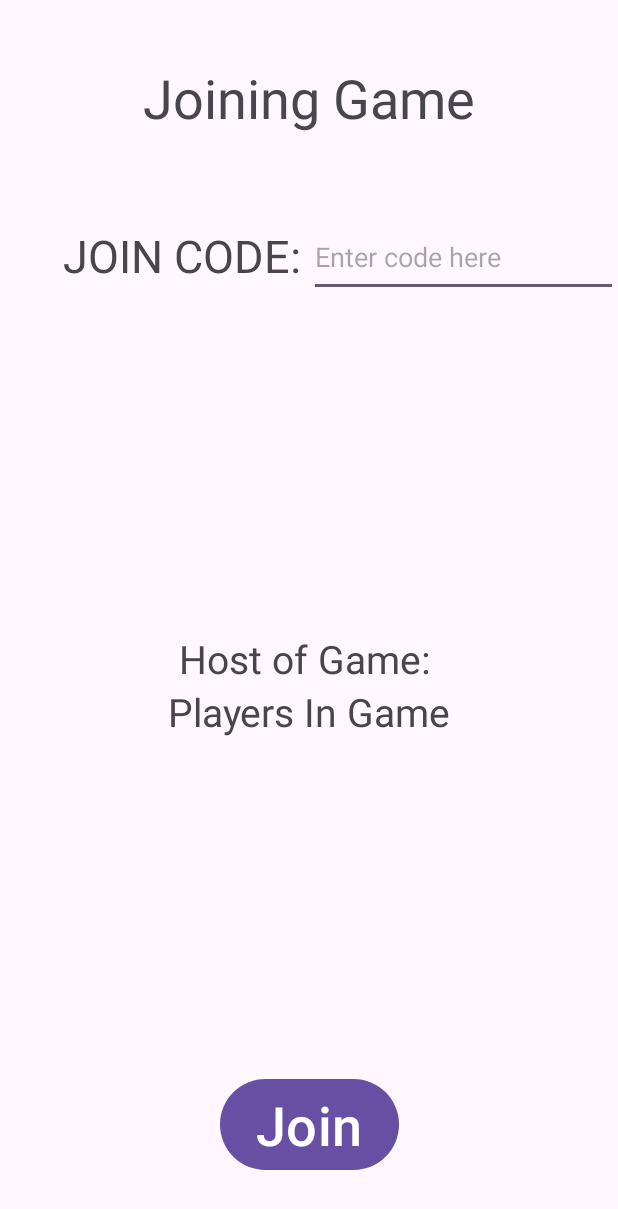
After one commit to tkay02/WCUTrails, an Android app: the Guest screen opened directly, with no data from a screen before it, on a phone screen of 412 x 824 dp. The commit adds this screen. Shown: the top 1209 px of the screen. Run offline under Robolectric (Android 15) with nearby library versions, the phone set to English and light mode, and no system bars.

Commit message:
Fixed bugs and worked on UI layouts for hosting and starting a game

```diff
--- a/app/src/main/java/edu/wcu/cs/thomas_kay/gpskotlin/DistanceCalc.kt
+++ b/app/src/main/java/edu/wcu/cs/thomas_kay/gpskotlin/DistanceCalc.kt
@@ -6,7 +6,7 @@ import kotlin.math.acos
 import kotlin.math.cos
 import kotlin.math.sin
 
-const val RADIUS:Double = 5.0
+const val RADIUS:Double = 7.5
 const val EARTH_RADIUS:Int = 6371000
 const val TO_RADIANS = 180
 
--- /dev/null
+++ b/app/src/main/java/edu/wcu/cs/thomas_kay/gpskotlin/Guest.kt
@@ -0,0 +1,11 @@
+package edu.wcu.cs.thomas_kay.gpskotlin
+
+import androidx.appcompat.app.AppCompatActivity
+import android.os.Bundle
+
+class Guest : AppCompatActivity() {
+    override fun onCreate(savedInstanceState: Bundle?) {
+        super.onCreate(savedInstanceState)
+        setContentView(R.layout.activity_guest)
+    }
+}
--- a/app/src/main/java/edu/wcu/cs/thomas_kay/gpskotlin/QRScanner.kt
+++ b/app/src/main/java/edu/wcu/cs/thomas_kay/gpskotlin/QRScanner.kt
@@ -13,7 +13,6 @@ import com.budiyev.android.codescanner.CodeScanner
 import com.budiyev.android.codescanner.CodeScannerView
 import com.budiyev.android.codescanner.DecodeCallback
 import com.budiyev.android.codescanner.ErrorCallback
-import com.budiyev.android.codescanner.ScanMode
 
 /*
  * MIT License
--- a/app/src/main/java/edu/wcu/cs/thomas_kay/gpskotlin/ServiceGPS.kt
+++ b/app/src/main/java/edu/wcu/cs/thomas_kay/gpskotlin/ServiceGPS.kt
@@ -155,6 +155,7 @@ class ServiceGPS : Service() {
     private fun writeToFirebase() {
         val trailDatabaseHelper = TrailDatabaseHelper()
         val latlngList = databaseHelper?.getCoordinates()
+        trailDatabaseHelper.addName(trailName!!)
         trailDatabaseHelper.addPoints(trailName!!, latlngList!!)
     }
 
--- a/app/src/main/java/edu/wcu/cs/thomas_kay/gpskotlin/Trail.kt
+++ b/app/src/main/java/edu/wcu/cs/thomas_kay/gpskotlin/Trail.kt
@@ -153,6 +153,8 @@ class Trail(val trailName:String) {
         return latlngList
     }
 
+    data class TrailName(val trailName:String = "")
+
     /**
      * Inner class for Trail data structure. Stores an ID value that indicates which the order of
      * the trail points, depending on the length of the trail. Also stores information about the
--- a/app/src/main/java/edu/wcu/cs/thomas_kay/gpskotlin/TrailDatabaseHelper.kt
+++ b/app/src/main/java/edu/wcu/cs/thomas_kay/gpskotlin/TrailDatabaseHelper.kt
@@ -43,6 +43,11 @@ class TrailDatabaseHelper() {
         this.trailPointCounter++
     }
 
+    fun addName(trailName:String) {
+        val trailNameData = Trail.TrailName(trailName)
+        this.databaseReference.child(trailName).setValue(trailNameData)
+    }
+
     /**
      * Writes a collection of trail points to the database. Used to automate the writing of points
      * collected from the app.
--- /dev/null
+++ b/app/src/main/res/layout/activity_guest.xml
@@ -0,0 +1,109 @@
+<?xml version="1.0" encoding="utf-8"?>
+<androidx.constraintlayout.widget.ConstraintLayout xmlns:android="http://schemas.android.com/apk/res/android"
+    xmlns:app="http://schemas.android.com/apk/res-auto"
+    xmlns:tools="http://schemas.android.com/tools"
+    android:layout_width="match_parent"
+    android:layout_height="match_parent"
+    tools:context=".Guest">
+
+    <TextView
+        android:id="@+id/guest"
+        android:layout_width="wrap_content"
+        android:layout_height="wrap_content"
+        app:layout_constraintTop_toTopOf="parent"
+        app:layout_constraintStart_toStartOf="parent"
+        app:layout_constraintEnd_toEndOf="parent"
+        android:text="Joining Game"
+        android:layout_marginTop="25dp"
+        android:padding="15dp"
+        android:textAlignment="center"
+        android:textSize="36sp">
+    </TextView>
+
+    <androidx.appcompat.widget.LinearLayoutCompat
+        android:id="@+id/linear"
+        android:layout_width="match_parent"
+        android:layout_height="wrap_content"
+        android:layout_marginTop="40dp"
+        app:layout_constraintStart_toStartOf="parent"
+        app:layout_constraintEnd_toEndOf="parent"
+        app:layout_constraintTop_toBottomOf="@id/guest"
+        android:orientation="horizontal"
+        android:weightSum="2">
+
+        <TextView
+            android:layout_width="0dp"
+            android:layout_height="match_parent"
+            android:layout_weight="1"
+            android:text="JOIN CODE:"
+            android:textAlignment="viewEnd"
+            android:textSize="30sp"
+            android:padding="5dp">
+        </TextView>
+
+        <EditText
+            android:id="@+id/editTextNumberPassword"
+            android:layout_width="0dp"
+            android:layout_height="match_parent"
+            android:layout_weight="1"
+            android:ems="5"
+            android:hint="Enter code here"
+            android:inputType="numberPassword"
+            android:textAlignment="viewStart">
+        </EditText>
+
+    </androidx.appcompat.widget.LinearLayoutCompat>
+
+    <androidx.appcompat.widget.LinearLayoutCompat
+        android:layout_width="match_parent"
+        android:layout_height="wrap_content"
+        android:orientation="vertical"
+        android:weightSum="5"
+        app:layout_constraintStart_toStartOf="parent"
+        app:layout_constraintEnd_toEndOf="parent"
+        app:layout_constraintTop_toBottomOf="@id/linear"
+        app:layout_constraintBottom_toTopOf="@id/join"
+        android:layout_marginStart="15dp"
+        android:layout_marginEnd="15dp">
+
+        <TextView
+            android:layout_width="match_parent"
+            android:layout_height="0dp"
+            android:layout_weight="1"
+            android:text="Host of Game: "
+            android:textSize="26sp"
+            android:textAlignment="center">
+        </TextView>
+
+        <TextView
+            android:layout_width="match_parent"
+            android:layout_height="0dp"
+            android:layout_weight="1"
+            android:text="Players In Game"
+            android:textSize="26sp"
+            android:textAlignment="center">
+        </TextView>
+
+        <androidx.recyclerview.widget.RecyclerView
+            android:id="@+id/player_recycler"
+            android:layout_width="match_parent"
+            android:layout_height="0dp"
+            android:layout_weight="3"
+            android:background="@drawable/square_outline">
+        </androidx.recyclerview.widget.RecyclerView>
+
+    </androidx.appcompat.widget.LinearLayoutCompat>
+
+    <Button
+        android:id="@+id/join"
+        android:layout_width="wrap_content"
+        android:layout_height="wrap_content"
+        app:layout_constraintStart_toStartOf="parent"
+        app:layout_constraintEnd_toEndOf="parent"
+        app:layout_constraintBottom_toBottomOf="parent"
+        android:layout_marginBottom="40dp"
+        android:text="Join"
+        android:textSize="36sp">
+    </Button>
+
+</androidx.constraintlayout.widget.ConstraintLayout>
--- a/app/src/main/res/values/strings.xml
+++ b/app/src/main/res/values/strings.xml
@@ -19,6 +19,7 @@
         <item>Cullowhee-HHS Connector</item>
         <item>Gribble Gap</item>
         <item>Test Run</item>
+        <item>Z</item>
     </string-array>
     <!-- TODO: Remove or change this placeholder text -->
     <string name="hello_blank_fragment">Hello blank fragment</string>
```
Also changed, not shown: app/src/main/AndroidManifest.xml (+17 -11 lines), app/src/main/java/edu/wcu/cs/thomas_kay/gpskotlin/Host.kt (added, +11 -0 lines), app/src/main/java/edu/wcu/cs/thomas_kay/gpskotlin/TrailApplication.kt (+17 -4 lines), app/src/main/java/edu/wcu/cs/thomas_kay/gpskotlin/TrailObserver.kt (+43 -22 lines), app/src/main/java/edu/wcu/cs/thomas_kay/gpskotlin/TrailSelector.kt (+13 -2 lines), app/src/main/res/layout/activity_host.xml (added, +102 -0 lines), app/src/main/res/layout/player_row_item.xml (added, +12 -0 lines).
